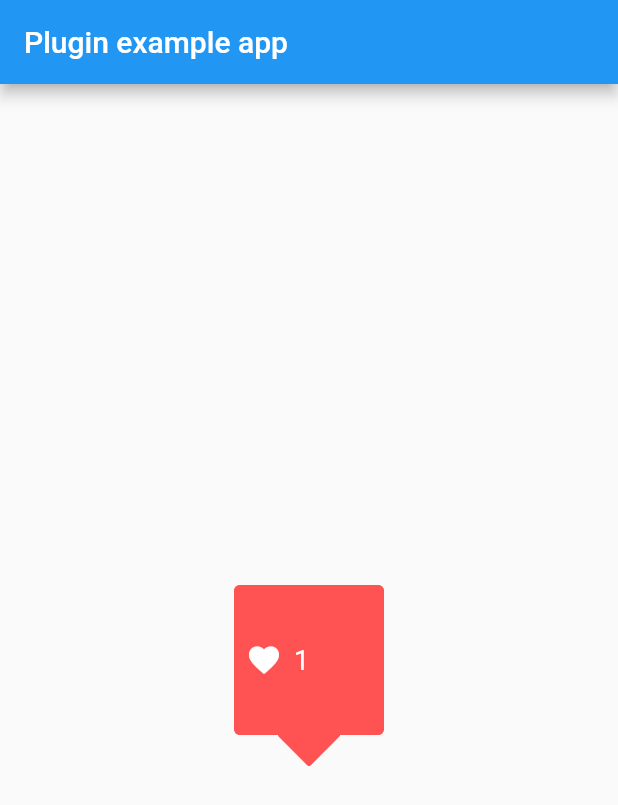
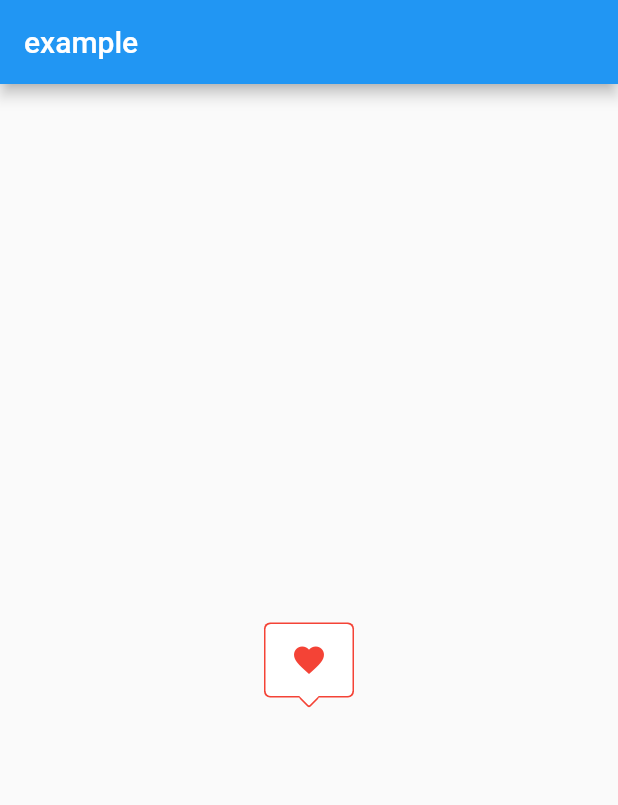
Before and after one commit to s-tyd/speech_balloon, a Flutter app: the screen it shows after launch, on a phone screen of 412 x 824 dp. Shown: the top 805 px of the screen. Run offline on Flutter 3.47's test engine with Material 2 defaults, Android fonts, the phone set to English and light mode, and no system bars.

Commit message:
Add border

```diff
--- a/example/lib/main.dart
+++ b/example/lib/main.dart
@@ -14,34 +14,19 @@ class _MyAppState extends State<MyApp> {
     return MaterialApp(
       home: Scaffold(
         appBar: AppBar(
-          title: const Text('Plugin example app'),
+          title: const Text('example'),
         ),
         body: Center(
           child: SpeechBalloon(
-            height: 100,
-            width: 100,
-            nipHeight: 30,
-            // offset: Offset(120, 120),
+            height: 50,
+            width: 60,
             nipLocation: NipLocation.bottom,
-
-            child: Row(
-              mainAxisSize: MainAxisSize.min,
-              children: const <Widget>[
-                Icon(
-                  Icons.favorite,
-                  color: Colors.white,
-                ),
-                Padding(
-                  padding: EdgeInsets.all(4),
-                ),
-                Text(
-                  '1',
-                  style: TextStyle(
-                    color: Colors.white,
-                    fontSize: 18,
-                  ),
-                ),
-              ],
+            borderColor: Colors.red,
+            color: Colors.white,
+            // borderWidth: 5,
+            child: Icon(
+              Icons.favorite,
+              color: Colors.red,
             ),
           ),
         ),
--- a/lib/speech_balloon.dart
+++ b/lib/speech_balloon.dart
@@ -20,72 +20,125 @@ class SpeechBalloon extends StatelessWidget {
       {Key? key,
       required this.child,
       this.nipLocation = NipLocation.bottom,
-      this.color = Colors.redAccent,
+      this.color = Colors.white,
+      this.borderColor,
       this.borderRadius = 4.0,
-      // this.borderWidth = ,
-      // this.borderWidth = ,
-      this.height,
-      this.width,
-      this.padding,
+      this.innerBorderRadius,
+      this.borderWidth = 2,
+      this.height = 50,
+      this.width = 50,
       this.nipHeight = defaultNipHeight,
       this.offset = Offset.zero})
       : super(key: key);
 
+  /// The [child] contained by the [SpeechBalloon]
   final Widget child;
+
+  /// The location of the nip of the speech bubble.
+  ///
+  /// Use [NipLocation] enum, either [TOP], [RIGHT], [BOTTOM], or [LEFT].
+  /// The nip will automatically center to the side that it is assigned.
   final NipLocation nipLocation;
+
+  /// The color of the body of the [SpeechBalloon] and nip.
+  /// Defaultly white.
   final Color color;
+
+  /// The [borderRadius] of the [SpeechBalloon].
+  /// The [SpeechBalloon] is built with a
+  /// circular border radius on all 4 corners.
   final double borderRadius;
-  final double? height;
-  final double? width;
-  final EdgeInsetsGeometry? padding;
+
+  /// The [innerBorderRadius] of the [SpeechBalloon].
+  /// In addition, the radius used in the speechbubble
+  /// You may need to specify this radius from
+  /// time to time due to the height and width.
+  final double? innerBorderRadius;
+
+  /// The [borderColor] of the [SpeechBalloon].
+  /// This is the border color of [SpeechBalloon].
+  /// Specify the borderColor to display the border.
+  /// Defaultly red.
+  final Color? borderColor;
+
+  /// The explicitly defined height of the [SpeechBalloon].
+  /// The [SpeechBalloon] will defaultly enclose its [child].
+  final double height;
+
+  /// The explicitly defined width of the [SpeechBalloon].
+  /// The [SpeechBalloon] will defaultly enclose its [child].
+  final double width;
+
+  /// The [borderWidth] of the [SpeechBalloon].
+  /// Defaultly 2
+  final double borderWidth;
+
+  /// The [nipHeight] of the [SpeechBalloon].
+  /// Specify the height of nip
   final double nipHeight;
+
   final Offset offset;
 
   @override
   Widget build(BuildContext context) {
     Offset? nipOffset;
+    Offset? innerNipOffset;
     AlignmentGeometry? alignment;
+    final vM = 0.9;
+    final hM = 0.8;
+
     final rotatedNipHalfHeight = getNipHeight(nipHeight) / 2;
     final offset = nipHeight / 2 + rotatedNipHalfHeight;
     switch (nipLocation) {
       case NipLocation.top:
-        nipOffset = Offset(0, -offset + rotatedNipHalfHeight);
+        final value = -offset + rotatedNipHalfHeight;
+        nipOffset = Offset(0, value);
+        innerNipOffset = Offset(0, value * vM);
         alignment = Alignment.topCenter;
         break;
       case NipLocation.right:
-        nipOffset = Offset(offset - rotatedNipHalfHeight, 0);
+        final value = offset - rotatedNipHalfHeight;
+        nipOffset = Offset(value, 0);
+        innerNipOffset = Offset(value * vM, 0);
         alignment = Alignment.centerRight;
         break;
       case NipLocation.bottom:
-        nipOffset = Offset(0, offset - rotatedNipHalfHeight);
+        final value = offset - rotatedNipHalfHeight;
+        nipOffset = Offset(0, value);
+        innerNipOffset = Offset(0, value * vM);
         alignment = Alignment.bottomCenter;
         break;
       case NipLocation.left:
-        nipOffset = Offset(-offset + rotatedNipHalfHeight, 0);
+        final value = -offset + rotatedNipHalfHeight;
+        nipOffset = Offset(value, 0);
+
         alignment = Alignment.centerLeft;
         break;
       case NipLocation.bottomLeft:
-        nipOffset = this.offset +
-            Offset(
-                offset - rotatedNipHalfHeight, offset - rotatedNipHalfHeight);
+        final value = offset - rotatedNipHalfHeight;
+        nipOffset = this.offset + Offset(value, value);
+        innerNipOffset = this.offset + Offset(value * hM, value * vM);
         alignment = Alignment.bottomLeft;
         break;
       case NipLocation.bottomRight:
-        nipOffset = this.offset +
-            Offset(
-                -offset + rotatedNipHalfHeight, offset - rotatedNipHalfHeight);
+        final value1 = -offset + rotatedNipHalfHeight;
+        final value2 = offset - rotatedNipHalfHeight;
+        nipOffset = this.offset + Offset(value1, value2);
+        innerNipOffset = this.offset + Offset(value1 * hM, value2 * vM);
         alignment = Alignment.bottomRight;
         break;
       case NipLocation.topLeft:
-        nipOffset = this.offset +
-            Offset(
-                offset - rotatedNipHalfHeight, -offset + rotatedNipHalfHeight);
+        final value1 = offset - rotatedNipHalfHeight;
+        final value2 = -offset + rotatedNipHalfHeight;
+        nipOffset = this.offset + Offset(value1, value2);
+        innerNipOffset = this.offset + Offset(value1 * hM, value2 * vM);
         alignment = Alignment.topLeft;
         break;
       case NipLocation.topRight:
-        nipOffset = this.offset +
-            Offset(
-                -offset + rotatedNipHalfHeight, -offset + rotatedNipHalfHeight);
+        final value1 = -offset + rotatedNipHalfHeight;
+        final value2 = -offset + rotatedNipHalfHeight;
+        nipOffset = this.offset + Offset(value1, value2);
+        innerNipOffset = this.offset + Offset(value1 * hM, value2 * vM);
         alignment = Alignment.topRight;
         break;
     }
@@ -93,6 +146,7 @@ class SpeechBalloon extends StatelessWidget {
     return Stack(
       alignment: Alignment.center,
       children: [
+        if (borderColor != null)
           Stack(
             alignment: alignment,
             children: [
@@ -103,11 +157,51 @@ class SpeechBalloon extends StatelessWidget {
         Stack(
           alignment: alignment,
           children: [
-            nip(nipOffset),
-            balloon(),
+            frontNip(innerNipOffset!),
+            frontBalloon(),
           ],
         ),
       ],
+    );
+  }
+
+  Widget frontBalloon() {
+    late double innerHeight;
+    late double innerWidth;
+    innerHeight = height - borderWidth;
+    innerWidth = width - borderWidth;
+    final innerRadius = innerBorderRadius ?? borderRadius * 0.9;
+
+    return Material(
+      borderRadius: BorderRadius.all(
+        Radius.circular(innerRadius),
+      ),
+      color: color,
+      child: Container(
+        height: innerHeight,
+        width: innerWidth,
+        child: child,
+      ),
+    );
+  }
+
+  Widget frontNip(Offset nipOffset) {
+    print(nipOffset);
+    return Transform.translate(
+      offset: nipOffset,
+      child: RotationTransition(
+        turns: const AlwaysStoppedAnimation(45 / 360),
+        child: Material(
+          borderRadius: const BorderRadius.all(
+            Radius.circular(1),
+          ),
+          color: color,
+          child: Container(
+            height: nipHeight,
+            width: nipHeight,
+          ),
+        ),
+      ),
     );
   }
 
@@ -116,12 +210,10 @@ class SpeechBalloon extends StatelessWidget {
       borderRadius: BorderRadius.all(
         Radius.circular(borderRadius),
       ),
-      color: color,
+      color: borderColor,
       child: Container(
         height: height,
         width: width,
-        padding: padding ?? const EdgeInsets.all(8),
-        child: child,
       ),
     );
   }
@@ -135,7 +227,7 @@ class SpeechBalloon extends StatelessWidget {
           borderRadius: const BorderRadius.all(
             Radius.circular(1.5),
           ),
-          color: color,
+          color: borderColor,
           child: Container(
             height: nipHeight,
             width: nipHeight,
```
Lines whose indentation alone changed are shown as unchanged.
